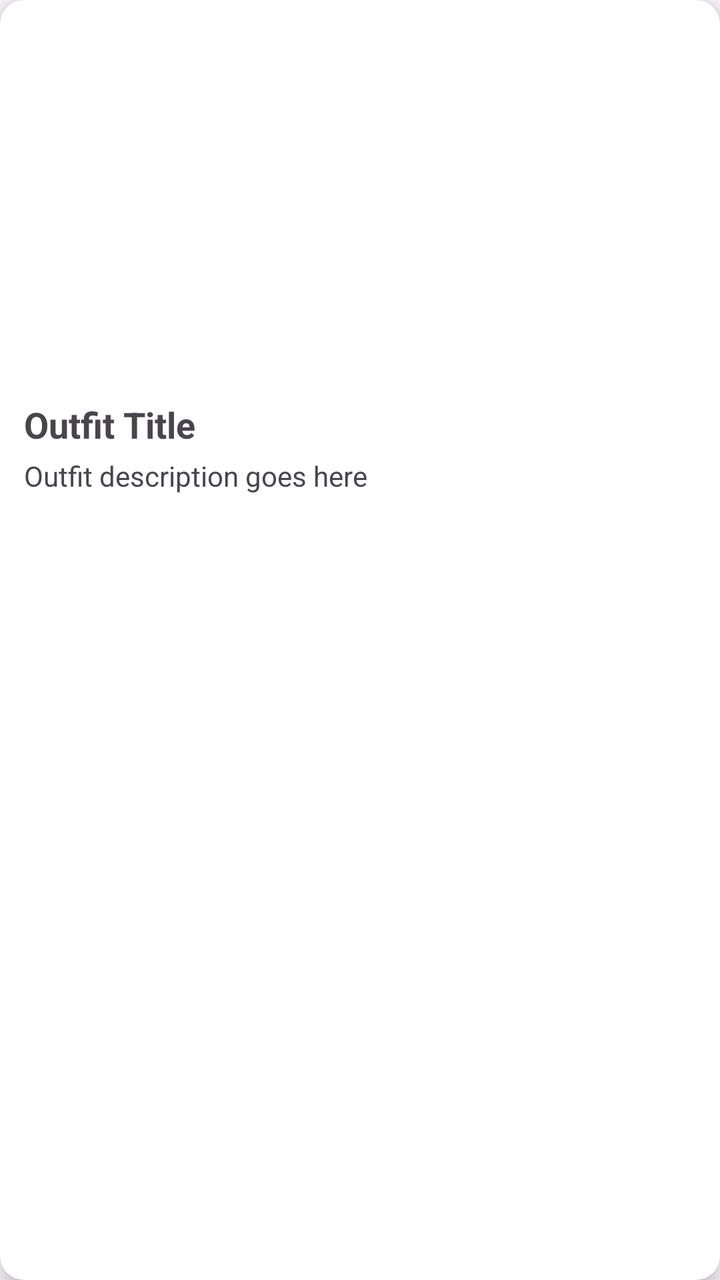
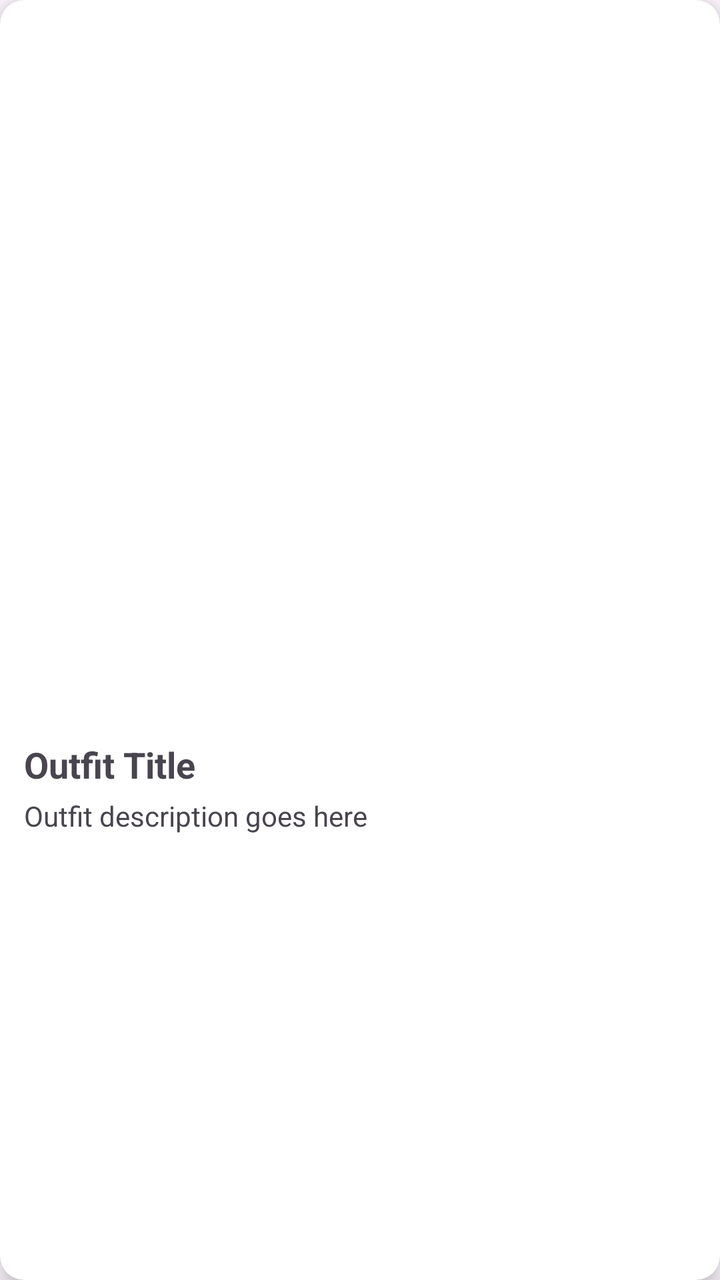

An Android layout rendered at two revisions. The XML below is the earlier revision; the diff shows what the commit changed to produce the second picture.
<!-- AndroidManifest.xml: application theme Theme.StyleWIZ_vol2 -->
<!-- res/layout/item_suggestion_card.xml -->
<?xml version="1.0" encoding="utf-8"?>
<androidx.cardview.widget.CardView xmlns:android="http://schemas.android.com/apk/res/android"
    xmlns:card_view="http://schemas.android.com/apk/res-auto"
    android:layout_width="240dp"
    android:layout_height="wrap_content"
    card_view:cardCornerRadius="12dp"
    android:layout_marginTop="15dp"
    android:layout_marginBottom="15dp"
    card_view:cardElevation="6dp">

    <LinearLayout
        android:layout_width="match_parent"
        android:layout_height="wrap_content"
        android:orientation="vertical"
        android:padding="12dp">

        <LinearLayout
            android:id="@+id/imagesContainer"
            android:layout_width="match_parent"
            android:layout_height="180dp"
            android:orientation="horizontal"
            android:gravity="center"
            android:weightSum="3">
            
        </LinearLayout>

        <TextView
            android:id="@+id/suggestionTitle"
            android:layout_width="wrap_content"
            android:layout_height="wrap_content"
            android:text="Outfit Title"
            android:textStyle="bold"
            android:textSize="18sp"
            android:layout_marginTop="8dp" />

        <TextView
            android:id="@+id/suggestionDescription"
            android:layout_width="wrap_content"
            android:layout_height="wrap_content"
            android:text="Outfit description goes here"
            android:textSize="14sp"
            android:layout_marginTop="4dp" />

    </LinearLayout>

</androidx.cardview.widget.CardView>
<!-- resources referenced by this layout -->
<resources>
  <style name="Theme.StyleWIZ_vol2" parent="Base.Theme.StyleWIZ_vol2" />
  <style name="Base.Theme.StyleWIZ_vol2" parent="Theme.Material3.DayNight.NoActionBar">
          
          
      </style>
</resources>

<!-- the commit's change to res/layout/item_suggestion_card.xml (unified diff, before → after) -->
@@ -2,7 +2,7 @@
 <androidx.cardview.widget.CardView xmlns:android="http://schemas.android.com/apk/res/android"
     xmlns:card_view="http://schemas.android.com/apk/res-auto"
     android:layout_width="240dp"
-    android:layout_height="wrap_content"
+    android:layout_height="450dp"
     card_view:cardCornerRadius="12dp"
     android:layout_marginTop="15dp"
     android:layout_marginBottom="15dp"
@@ -10,15 +10,15 @@
 
     <LinearLayout
         android:layout_width="match_parent"
-        android:layout_height="wrap_content"
+        android:layout_height="match_parent"
         android:orientation="vertical"
         android:padding="12dp">
 
         <LinearLayout
             android:id="@+id/imagesContainer"
             android:layout_width="match_parent"
-            android:layout_height="180dp"
-            android:orientation="horizontal"
+            android:layout_height="350dp"
+            android:orientation="vertical"
             android:gravity="center"
             android:weightSum="3">
             
